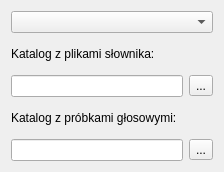
travnick/ydpd, file pathsForm.ui: the form before one commit.
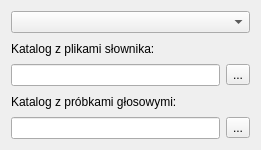
The form after the commit. Icons and pictures are not drawn.

Diff of the .ui file:
```diff
--- a/pathsForm.ui
+++ b/pathsForm.ui
@@ -6,8 +6,8 @@
    <rect>
     <x>0</x>
     <y>0</y>
-    <width>224</width>
-    <height>172</height>
+    <width>261</width>
+    <height>150</height>
    </rect>
   </property>
   <property name="windowTitle">
```
